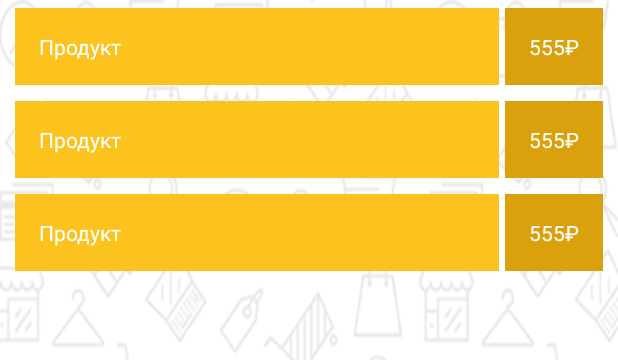
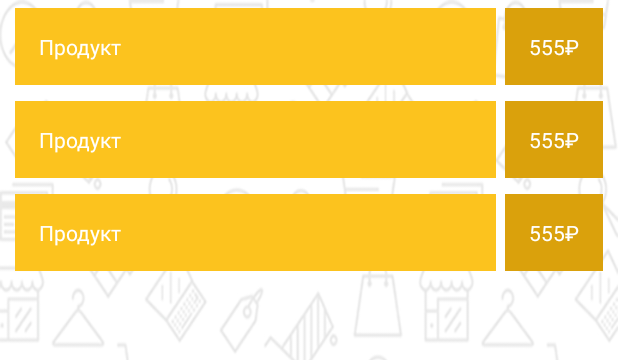
Before and after one commit to tvv-boss/MoneyTracker, an Android app: the layout activity_items_list.xml on its own in the app's theme, with its tools: preview values and no code run, on a phone screen of 412 x 824 dp. Shown: the top 360 px of the screen. Run offline under Robolectric (Android 15) with nearby library versions, the phone set to English and light mode, and no system bars.

Commit message:
no more change

```diff
--- a/app/src/main/java/com/loftschool/android/moneytracker/ItemListActivity.java
+++ b/app/src/main/java/com/loftschool/android/moneytracker/ItemListActivity.java
@@ -33,7 +33,6 @@ public class ItemListActivity extends AppCompatActivity {
         mRecycleView = findViewById(R.id.list);
         LinearLayoutManager layoutManager = new LinearLayoutManager(this);
         mRecycleView.setLayoutManager(layoutManager);
-//        mRecycleView.setLayoutManager(new LinearLayoutManager(this));
         mAdapter = new ItemListAdapter();
         createData();
 
--- a/app/src/main/res/layout/item_record.xml
+++ b/app/src/main/res/layout/item_record.xml
@@ -25,7 +25,7 @@
         android:id="@+id/price"
         android:layout_width="wrap_content"
         android:layout_height="match_parent"
-        android:layout_marginLeft="4dp"
+        android:layout_marginLeft="6dp"
         android:padding="@dimen/base_padding"
         android:gravity="center"
         android:textColor="@color/white"
```
